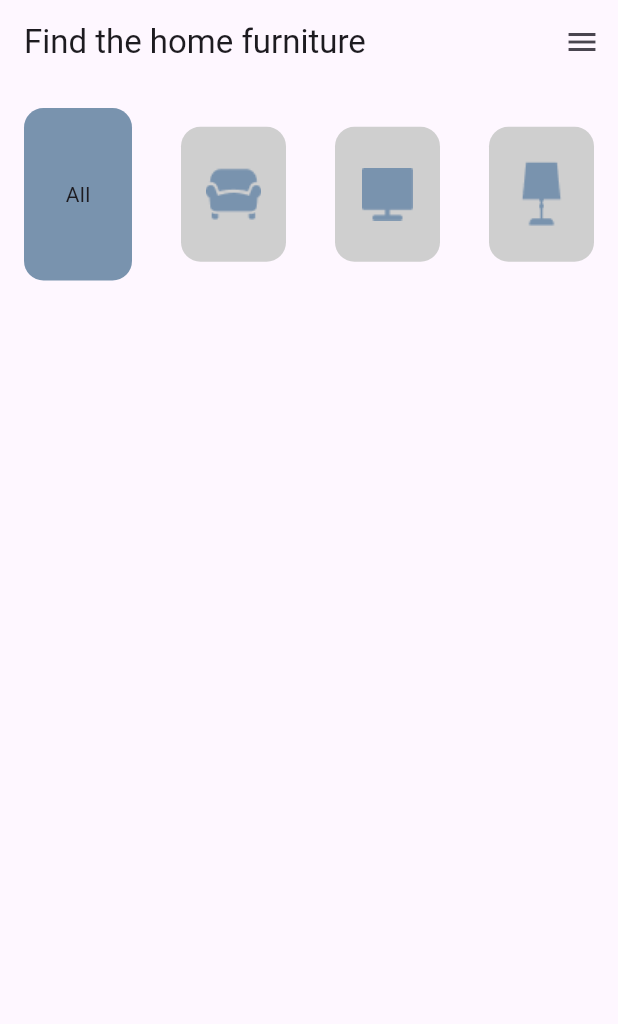
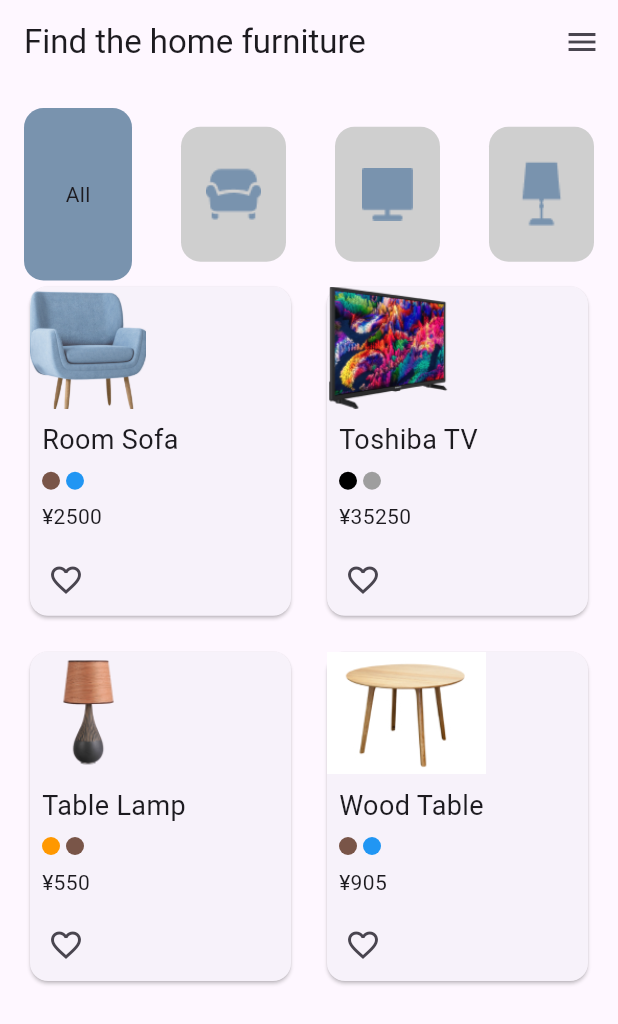
Before and after one commit to Mohamedwaelfaro/task1, a Flutter app: the screen it shows after launch, on a phone screen of 412 x 824 dp. Shown: the top 1024 px of the screen. Run offline on Flutter 3.47's test engine with Material 3 defaults, Android fonts, the phone set to English and light mode, and no system bars.

Commit message:
comlet the app

```diff
--- /dev/null
+++ b/devtools_options.yaml
@@ -0,0 +1,3 @@
+description: This file stores settings for Dart & Flutter DevTools.
+documentation: https://docs.flutter.dev/tools/devtools/extensions#configure-extension-enablement-states
+extensions:
--- a/lib/screens/details.dart
+++ b/lib/screens/details.dart
@@ -1,13 +1,13 @@
 import 'package:flutter/material.dart';
 
-class Task1 extends StatefulWidget {
-  const Task1({super.key});
+class Details extends StatefulWidget {
+  const Details({super.key});
 
   @override
-  State<Task1> createState() => _Task1State();
+  State<Details> createState() => _Task1State();
 }
 
-class _Task1State extends State<Task1> {
+class _Task1State extends State<Details> {
   int counter = 0;
 
   @override
@@ -24,7 +24,7 @@ class _Task1State extends State<Task1> {
           Icons.arrow_back,
           color: Colors.black,
         ),
-        actions: const [
+        actions: [
           Icon(
             Icons.favorite_border,
             color: Colors.black,
--- a/lib/screens/favorite_provider.dart
+++ b/lib/screens/favorite_provider.dart
@@ -1,20 +1,20 @@
-// import 'package:flutter/material.dart';
+import 'package:flutter/material.dart';
 
-// class FavoriteProvider with ChangeNotifier {
-//   List<String> _favorites = [];
+class FavoriteProvider with ChangeNotifier {
+  List<String> _favorites = [];
 
-//   List<String> get favorites => _favorites;
+  List<String> get favorites => _favorites;
 
-//   void toggleFavorite(String itemName) {
-//     if (_favorites.contains(itemName)) {
-//       _favorites.remove(itemName);
-//     } else {
-//       _favorites.add(itemName);
-//     }
-//     notifyListeners();
-//   }
+  void toggleFavorite(String itemName) {
+    if (_favorites.contains(itemName)) {
+      _favorites.remove(itemName);
+    } else {
+      _favorites.add(itemName);
+    }
+    notifyListeners();
+  }
 
-//   bool isFavorite(String itemName) {
-//     return _favorites.contains(itemName);
-//   }
-// }
+  bool isFavorite(String itemName) {
+    return _favorites.contains(itemName);
+  }
+}
--- a/lib/screens/home.dart
+++ b/lib/screens/home.dart
@@ -1,19 +1,54 @@
 import 'package:flutter/material.dart';
 import 'package:provider/provider.dart';
+import 'package:task1/screens/details.dart';
+import 'package:task1/screens/favorite_provider.dart';
+import 'package:task1/screens/item_card.dart';
 import 'package:task1/screens/menue_provider.dart';
 
-class Home extends StatefulWidget {
-  const Home({super.key});
-
+class Home extends StatelessWidget {
   @override
-  State<Home> createState() => _HomeState();
+  Widget build(BuildContext context) {
+    return ChangeNotifierProvider(
+      create: (context) => FavoriteProvider(),
+      child: MaterialApp(
+        debugShowCheckedModeBanner: false,
+        home: HomeScreen(),
+      ),
+    );
+  }
 }
 
+class HomeScreen extends StatelessWidget {
+  final List<Map<String, dynamic>> items = [
+    {
+      'name': 'Room Sofa',
+      'image': 'imgs/sofa.png',
+      'price': 2500,
+      'colors': [Colors.brown, Colors.blue],
+    },
+    {
+      'name': 'Toshiba TV',
+      'image': 'imgs/image 1.png',
+      'price': 35250,
+      'colors': [Colors.black, Colors.grey],
+    },
+    {
+      'name': 'Table Lamp',
+      'image': 'imgs/kisspng-lighting-lamp-table-lamp-5a8bf96bc692e6 1.png',
+      'price': 550,
+      'colors': [Colors.orange, Colors.brown],
+    },
+    {
+      'name': 'Wood Table',
+      'image':
+          'imgs/kisspng-table-furniture-eames-lounge-chair-matbord-5adbc36d235a50 1.jpg',
+      'price': 905,
+      'colors': [Colors.brown, Colors.blue],
+    },
+  ];
   final teal = Color(0xff7993AE);
 
   final gray = Color(0xffCFCFCF);
-
-class _HomeState extends State<Home> {
   @override
   Widget build(BuildContext context) {
     return Scaffold(
@@ -27,8 +62,10 @@ class _HomeState extends State<Home> {
         ],
       ),
       body: Padding(
-        padding: const EdgeInsets.all(16),
-        child: Row(
+        padding: const EdgeInsets.all(16.0),
+        child: Column(
+          children: [
+            Row(
               mainAxisAlignment: MainAxisAlignment.spaceBetween,
               children: [
                 InkWell(
@@ -48,12 +85,14 @@ class _HomeState extends State<Home> {
                         width: 72,
                         height: 115,
                       );
-                  }),
+                    },
+                  ),
                 ),
                 Container(
                   padding: EdgeInsets.all(16),
                   alignment: Alignment.center,
-              child: Image.asset('imgs/sofa-with-armrest-svgrepo-com 1.png'),
+                  child:
+                      Image.asset('imgs/sofa-with-armrest-svgrepo-com 1.png'),
                   decoration: BoxDecoration(
                     borderRadius: BorderRadius.circular(13),
                     color: Color(0xffCFCFCF),
@@ -85,188 +124,43 @@ class _HomeState extends State<Home> {
                 ),
               ],
             ),
+            Expanded(
+              child: GridView.builder(
+                gridDelegate: SliverGridDelegateWithFixedCrossAxisCount(
+                  crossAxisCount: 2,
+                  childAspectRatio: 0.8,
+                  crossAxisSpacing: 16,
+                  mainAxisSpacing: 16,
+                ),
+                itemCount: items.length,
+                itemBuilder: (context, index) {
+                  return ItemCard(item: items[index]);
+                },
+              ),
+            ),
+          ],
+        ),
       ),
     );
   }
 }
 
+class FilterButton extends StatelessWidget {
+  final IconData icon;
+  final String label;
 
-// import 'package:provider/provider.dart';
-// import 'favorite_provider.dart';
+  FilterButton({required this.icon, required this.label});
 
-// void main() {
-//   runApp(MyApp());
-// }
-
-// class MyApp extends StatelessWidget {
-//   @override
-//   Widget build(BuildContext context) {
-//     return ChangeNotifierProvider(
-//       create: (context) => FavoriteProvider(),
-//       child: MaterialApp(
-//         home: HomeScreen(),
-//       ),
-//     );
-//   }
-// }
-
-// class HomeScreen extends StatelessWidget {
-//   final List<Map<String, dynamic>> items = [
-//     {
-//       'name': 'Room Sofa',
-//       'image': 'imgs/sofa.png',
-//       'price': 2500,
-//       'colors': [Colors.brown, Colors.blue],
-//     },
-//     {
-//       'name': 'Toshiba TV',
-//       'image': 'imgs/image 1.png',
-//       'price': 35250,
-//       'colors': [Colors.black, Colors.grey],
-//     },
-//     {
-//       'name': 'Table Lamp',
-//       'image': 'imgs/kisspng-lighting-lamp-table-lamp-5a8bf96bc692e6 1.png',
-//       'price': 550,
-//       'colors': [Colors.orange, Colors.brown],
-//     },
-//     {
-//       'name': 'Wood Table',
-//       'image':
-//           'imgs/kisspng-table-furniture-eames-lounge-chair-matbord-5adbc36d235a50 1.jpg',
-//       'price': 905,
-//       'colors': [Colors.brown, Colors.blue],
-//     },
-//   ];
-
-//   @override
-//   Widget build(BuildContext context) {
-//     return Scaffold(
-//       appBar: AppBar(
-//         title: Text('Find the home furniture'),
-//         actions: [
-//           IconButton(
-//             icon: Icon(Icons.menu),
-//             onPressed: () {},
-//           ),
-//         ],
-//       ),
-//       body: Padding(
-//         padding: const EdgeInsets.all(16.0),
-//         child: Column(
-//           children: [
-//             Row(
-//               mainAxisAlignment: MainAxisAlignment.spaceBetween,
-//               children: [
-//                 FilterButton(icon: Icons.all_inclusive, label: 'All'),
-//                 FilterButton(icon: Icons.directions_car, label: 'Car'),
-//                 FilterButton(icon: Icons.tv, label: 'TV'),
-//                 FilterButton(icon: Icons.laptop_mac, label: 'Lamp'),
-//               ],
-//             ),
-//             Expanded(
-//               child: GridView.builder(
-//                 gridDelegate: SliverGridDelegateWithFixedCrossAxisCount(
-//                   crossAxisCount: 2,
-//                   childAspectRatio: 0.8,
-//                   crossAxisSpacing: 16,
-//                   mainAxisSpacing: 16,
-//                 ),
-//                 itemCount: items.length,
-//                 itemBuilder: (context, index) {
-//                   return ItemCard(item: items[index]);
-//                 },
-//               ),
-//             ),
-//           ],
-//         ),
-//       ),
-//     );
-//   }
-// }
-
-// class FilterButton extends StatelessWidget {
-//   final IconData icon;
-//   final String label;
-
-//   FilterButton({required this.icon, required this.label});
-
-//   @override
-//   Widget build(BuildContext context) {
-//     return Column(
-//       children: [
-//         IconButton(
-//           icon: Icon(icon),
-//           onPressed: () {},
-//         ),
-//         Text(label),
-//       ],
-//     );
-//   }
-// }
-
-// class ItemCard extends StatelessWidget {
-//   final Map<String, dynamic> item;
-
-//   ItemCard({required this.item});
-
-//   @override
-//   Widget build(BuildContext context) {
-//     final favoriteProvider = Provider.of<FavoriteProvider>(context);
-//     return GestureDetector(
-//       onTap: () {
-//         // Navigator.push(
-//         //   context,
-//         //   MaterialPageRoute(
-//         //     builder: (context) => (item: item),
-//         //   ),
-//         // );
-//       },
-//       child: Card(
-//         child: Column(
-//           crossAxisAlignment: CrossAxisAlignment.start,
-//           children: [
-//             Expanded(
-//               child: Image.asset(item['image'], fit: BoxFit.cover),
-//             ),
-//             Padding(
-//               padding: const EdgeInsets.all(8.0),
-//               child: Column(
-//                 crossAxisAlignment: CrossAxisAlignment.start,
-//                 children: [
-//                   Text(item['name'], style: TextStyle(fontSize: 18)),
-//                   SizedBox(height: 8),
-//                   Row(
-//                     children: item['colors'].map<Widget>((color) {
-//                       return Container(
-//                         width: 12,
-//                         height: 12,
-//                         margin: EdgeInsets.only(right: 4),
-//                         decoration: BoxDecoration(
-//                           color: color,
-//                           shape: BoxShape.circle,
-//                         ),
-//                       );
-//                     }).toList(),
-//                   ),
-//                   SizedBox(height: 8),
-//                   Text('¥${item['price']}'),
-//                 ],
-//               ),
-//             ),
-//             IconButton(
-//               icon: Icon(
-//                 favoriteProvider.isFavorite(item['name'])
-//                     ? Icons.favorite
-//                     : Icons.favorite_border,
-//               ),
-//               onPressed: () {
-//                 favoriteProvider.toggleFavorite(item['name']);
-//               },
-//             ),
-//           ],
-//         ),
-//       ),
-//     );
-//   }
-// }
+  @override
+  Widget build(BuildContext context) {
+    return Column(
+      children: [
+        IconButton(
+          icon: Icon(icon),
+          onPressed: () {},
+        ),
+        Text(label),
+      ],
+    );
+  }
+}
--- /dev/null
+++ b/lib/screens/item_card.dart
@@ -0,0 +1,72 @@
+import 'package:flutter/material.dart';
+import 'package:provider/provider.dart';
+import 'package:task1/screens/details.dart';
+import 'package:task1/screens/favorite_provider.dart';
+
+class ItemCard extends StatefulWidget {
+  final Map<String, dynamic> item;
+
+  ItemCard({required this.item});
+
+  @override
+  State<ItemCard> createState() => _ItemCardState();
+}
+
+class _ItemCardState extends State<ItemCard> {
+  @override
+  Widget build(BuildContext context) {
+    final favoriteProvider = Provider.of<FavoriteProvider>(context);
+    return GestureDetector(
+      onTap: () {
+        Navigator.push(context, MaterialPageRoute(builder: (context) {
+          return Details();
+        }));
+      },
+      child: Card(
+        child: Column(
+          crossAxisAlignment: CrossAxisAlignment.start,
+          children: [
+            Expanded(
+              child: Image.asset(widget.item['image'], fit: BoxFit.cover),
+            ),
+            Padding(
+              padding: const EdgeInsets.all(8.0),
+              child: Column(
+                crossAxisAlignment: CrossAxisAlignment.start,
+                children: [
+                  Text(widget.item['name'], style: TextStyle(fontSize: 18)),
+                  SizedBox(height: 8),
+                  Row(
+                    children: widget.item['colors'].map<Widget>((color) {
+                      return Container(
+                        width: 12,
+                        height: 12,
+                        margin: EdgeInsets.only(right: 4),
+                        decoration: BoxDecoration(
+                          color: color,
+                          shape: BoxShape.circle,
+                        ),
+                      );
+                    }).toList(),
+                  ),
+                  SizedBox(height: 8),
+                  Text('¥${widget.item['price']}'),
+                ],
+              ),
+            ),
+            IconButton(
+              icon: Icon(
+                favoriteProvider.isFavorite(widget.item['name'])
+                    ? Icons.favorite
+                    : Icons.favorite_border,
+              ),
+              onPressed: () {
+                favoriteProvider.toggleFavorite(widget.item['name']);
+              },
+            ),
+          ],
+        ),
+      ),
+    );
+  }
+}
```
Lines whose indentation alone changed are shown as unchanged.
